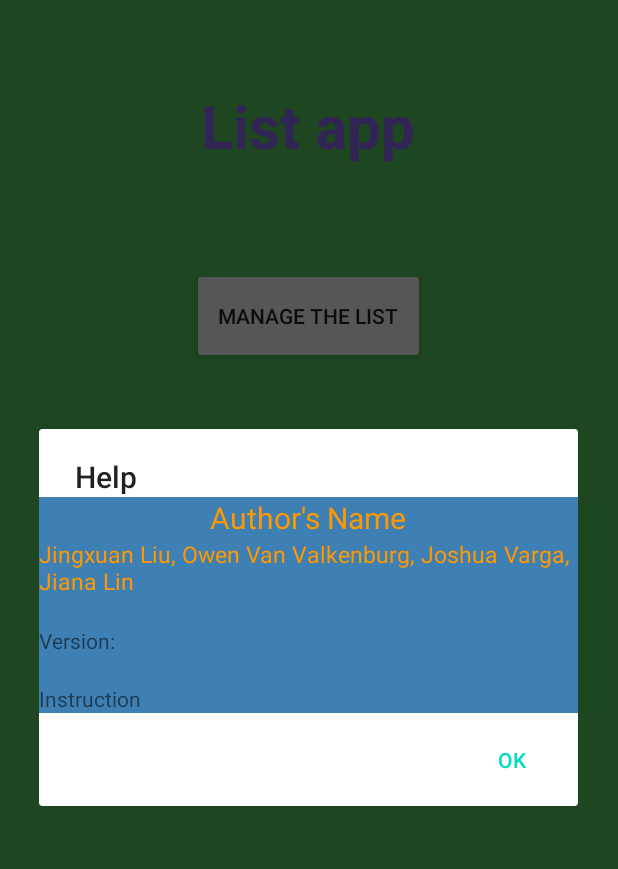
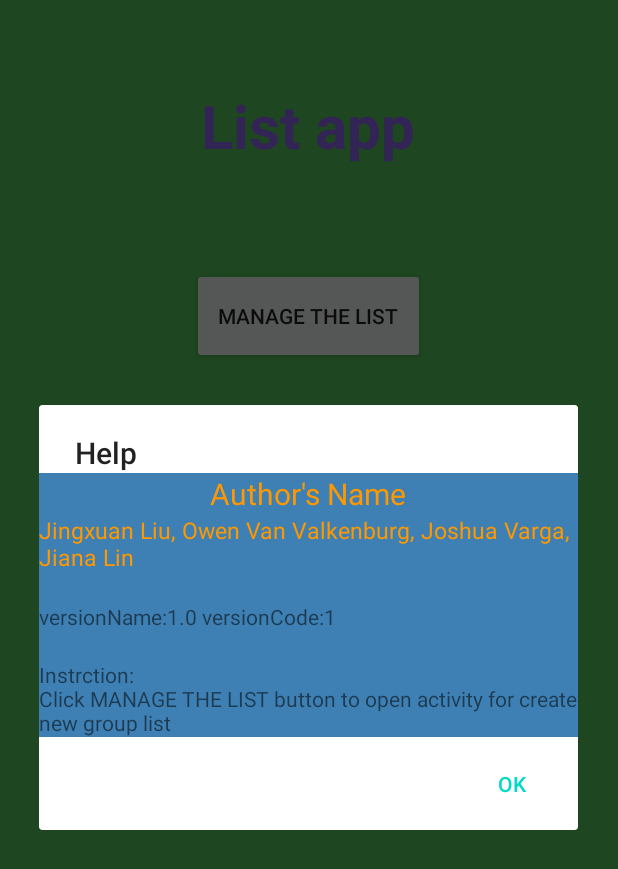
Before and after one commit to CP470G18/CP470G18, an Android app: the screen it shows after launch (MenuActivity), after a tap on "GET HELP", on a phone screen of 412 x 824 dp. Shown: the top 869 px of the screen. Run offline under Robolectric (Android 15) with nearby library versions, the phone set to English and light mode, and no system bars.

```diff
--- a/Prototype/app/src/main/java/com/example/prototype/MenuActivity.java
+++ b/Prototype/app/src/main/java/com/example/prototype/MenuActivity.java
@@ -10,6 +10,7 @@ import android.util.Log;
 import android.view.LayoutInflater;
 import android.view.View;
 import android.widget.Button;
+import android.widget.TextView;
 
 public class MenuActivity extends AppCompatActivity {
 
@@ -39,6 +40,15 @@ public class MenuActivity extends AppCompatActivity {
                 AlertDialog.Builder builder = new AlertDialog.Builder(MenuActivity.this);
                 builder.setView(view);
                 builder.setTitle("Help");
+
+                TextView version = view.findViewById(R.id.version) ;
+                String version_name = BuildConfig.VERSION_NAME;
+                int version_code = BuildConfig.VERSION_CODE;
+                version.setText("versionName:"+version_name+" versionCode:"+version_code);
+
+                TextView instruction = view.findViewById(R.id.instruction) ;
+                instruction.setText("Instrction:\nClick MANAGE THE LIST button to open" +
+                        " activity for create new group list");
 
                 builder.setPositiveButton("OK", new DialogInterface.OnClickListener() {
                     @Override
--- a/Prototype/app/src/main/res/layout/custom_dialog.xml
+++ b/Prototype/app/src/main/res/layout/custom_dialog.xml
@@ -17,7 +17,7 @@
         android:textSize="20dp" />
 
     <TextView
-        android:id="@+id/textView3"
+        android:id="@+id/author"
         android:layout_width="match_parent"
         android:layout_height="wrap_content"
         android:layout_gravity="center"
@@ -32,7 +32,7 @@
         android:text=" " />
 
     <TextView
-        android:id="@+id/textView5"
+        android:id="@+id/version"
         android:layout_width="match_parent"
         android:layout_height="wrap_content"
         android:text="Version:" />
@@ -44,7 +44,7 @@
         android:text="" />
 
     <TextView
-        android:id="@+id/textView7"
+        android:id="@+id/instruction"
         android:layout_width="match_parent"
         android:layout_height="wrap_content"
         android:text="Instruction" />
```
Also changed, not shown: Prototype/app/src/main/java/com/example/prototype/ListActivity.java (+59 -9 lines).
